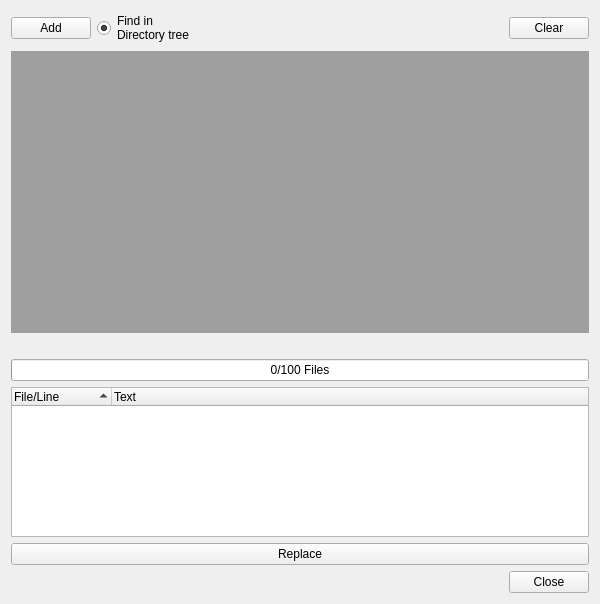
Old version of the form FindFileDialog.ui in the repository qtpy-app/Quick_Change_QML_version.
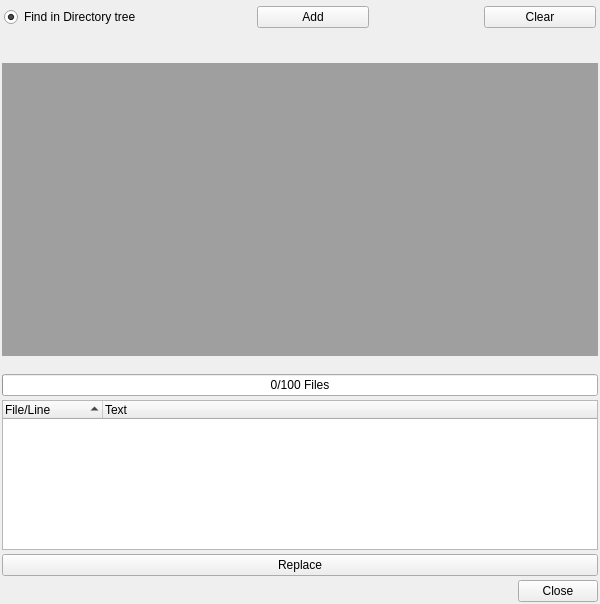
New version of the form. Custom widgets are drawn as their Qt base class.

Patch:
```diff
--- a/FindFileDialog.ui
+++ b/FindFileDialog.ui
@@ -14,6 +14,21 @@
    <string>Find in Files</string>
   </property>
   <layout class="QGridLayout" name="gridLayout_2">
+   <property name="leftMargin">
+    <number>2</number>
+   </property>
+   <property name="topMargin">
+    <number>4</number>
+   </property>
+   <property name="rightMargin">
+    <number>2</number>
+   </property>
+   <property name="bottomMargin">
+    <number>2</number>
+   </property>
+   <property name="spacing">
+    <number>4</number>
+   </property>
    <item row="7" column="0">
     <widget class="QDialogButtonBox" name="buttonBox">
      <property name="orientation">
@@ -35,29 +50,30 @@
     </widget>
    </item>
    <item row="0" column="0">
-    <layout class="QHBoxLayout" name="horizontalLayout_12">
-     <item>
-      <widget class="QPushButton" name="add_btn">
+    <layout class="QGridLayout" name="gridLayout">
+     <property name="leftMargin">
+      <number>2</number>
+     </property>
+     <property name="topMargin">
+      <number>2</number>
+     </property>
+     <property name="rightMargin">
+      <number>2</number>
+     </property>
+     <property name="bottomMargin">
+      <number>2</number>
+     </property>
+     <property name="horizontalSpacing">
+      <number>2</number>
+     </property>
+     <item row="0" column="5">
+      <widget class="QPushButton" name="clear_btn">
        <property name="text">
-        <string>Add</string>
+        <string>Clear</string>
        </property>
       </widget>
      </item>
-     <item>
-      <widget class="QRadioButton" name="dirButton">
-       <property name="toolTip">
-        <string>Search in files of a directory tree to be entered below</string>
-       </property>
-       <property name="text">
-        <string>Find in 
-Directory tree</string>
-       </property>
-       <property name="checked">
-        <bool>true</bool>
-       </property>
-      </widget>
-     </item>
-     <item>
+     <item row="1" column="1" colspan="5">
       <widget class="E5ComboPathPicker" name="dirPicker" native="true">
        <property name="enabled">
         <bool>true</bool>
@@ -68,6 +84,12 @@
          <verstretch>0</verstretch>
         </sizepolicy>
        </property>
+       <property name="minimumSize">
+        <size>
+         <width>0</width>
+         <height>25</height>
+        </size>
+       </property>
        <property name="focusPolicy">
         <enum>Qt::WheelFocus</enum>
        </property>
@@ -76,26 +98,23 @@
        </property>
       </widget>
      </item>
-     <item>
-      <spacer name="horizontalSpacer">
-       <property name="orientation">
-        <enum>Qt::Horizontal</enum>
+     <item row="0" column="1">
+      <widget class="QRadioButton" name="dirButton">
+       <property name="toolTip">
+        <string>Search in files of a directory tree to be entered below</string>
        </property>
-       <property name="sizeType">
-        <enum>QSizePolicy::Fixed</enum>
+       <property name="text">
+        <string>Find in Directory tree</string>
        </property>
-       <property name="sizeHint" stdset="0">
-        <size>
-         <width>20</width>
-         <height>20</height>
-        </size>
+       <property name="checked">
+        <bool>true</bool>
        </property>
-      </spacer>
+      </widget>
      </item>
-     <item>
-      <widget class="QPushButton" name="clear_btn">
+     <item row="0" column="3">
+      <widget class="QPushButton" name="add_btn">
        <property name="text">
-        <string>Clear</string>
+        <string>Add</string>
        </property>
       </widget>
      </item>
@@ -163,6 +182,12 @@
        <verstretch>0</verstretch>
       </sizepolicy>
      </property>
+     <property name="minimumSize">
+      <size>
+       <width>0</width>
+       <height>10</height>
+      </size>
+     </property>
      <property name="text">
       <string/>
      </property>
```
